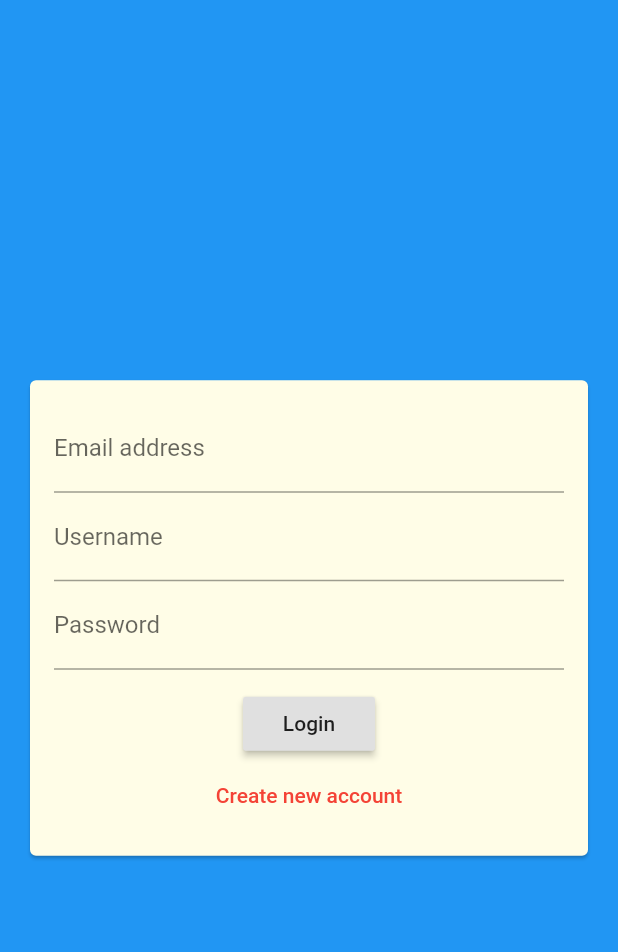
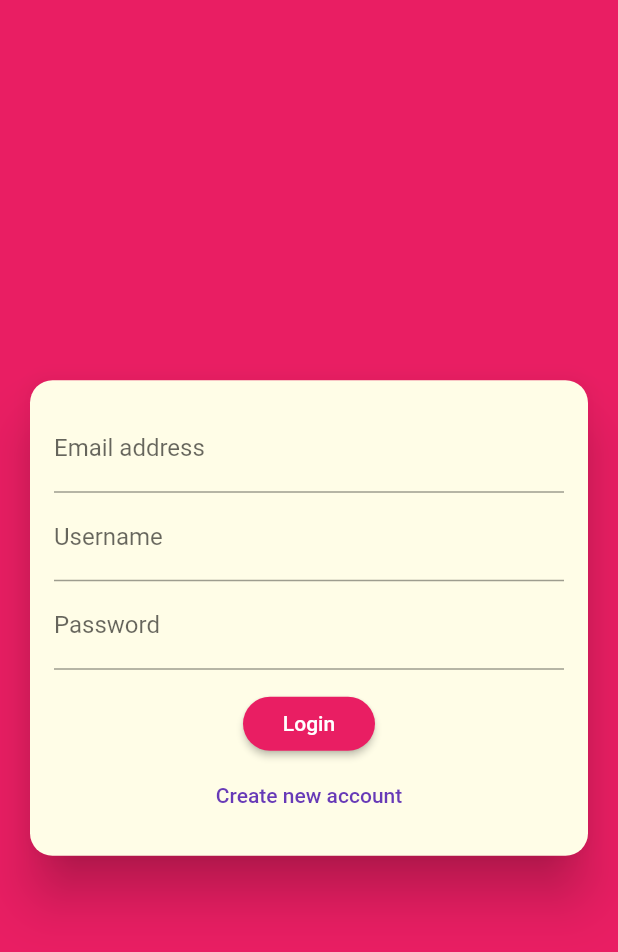
Before and after one commit to catalinvunvulea/ChatApp, a Flutter app: the screen it shows after launch, on a phone screen of 412 x 824 dp. Shown: the top 952 px of the screen. Run offline on Flutter 3.47's test engine with Material 2 defaults, Android fonts, the phone set to English and light mode, and no system bars; our stand-ins replace cloud_firestore; accounts and stored records are empty.

Commit message:
adding an app theme

```diff
--- a/lib/main.dart
+++ b/lib/main.dart
@@ -14,8 +14,16 @@ class MyApp extends StatelessWidget {
     return MaterialApp(
       title: 'Flutter Chat',
       theme: ThemeData(
+        primarySwatch: Colors.pink,
+        backgroundColor: Colors.pink,
+        accentColor: Colors.deepPurple,
+        accentColorBrightness: Brightness.light, //to avoid having black text on purple
+        buttonTheme: ButtonTheme.of(context).copyWith( //overwrite some of the default properties of a button
+          buttonColor: Colors.pink,
+          textTheme: ButtonTextTheme.primary,
+          shape: RoundedRectangleBorder(borderRadius: BorderRadius.circular(20))
 
-        primarySwatch: Colors.blue,
+        ),
 
         visualDensity: VisualDensity.adaptivePlatformDensity,
       ),
--- a/lib/widgets/auth/auth_form.dart
+++ b/lib/widgets/auth/auth_form.dart
@@ -12,6 +12,10 @@ class _AuthFormState extends State<AuthForm> {
   Widget build(BuildContext context) {
     return Center(
       child: Card(
+        elevation: 15,
+        shape: RoundedRectangleBorder(
+          borderRadius: BorderRadius.circular(15),
+        ),
         margin: EdgeInsets.all(20),
         color: Colors.yellow[50],
         child: SingleChildScrollView(
@@ -40,7 +44,7 @@ class _AuthFormState extends State<AuthForm> {
                 FlatButton(
                   child: Text(
                     'Create new account',
-                    style: TextStyle(color: Colors.red),
+                    style: TextStyle(color: Theme.of(context).accentColor),
                   ),
                   onPressed: () {},
                 )
```
